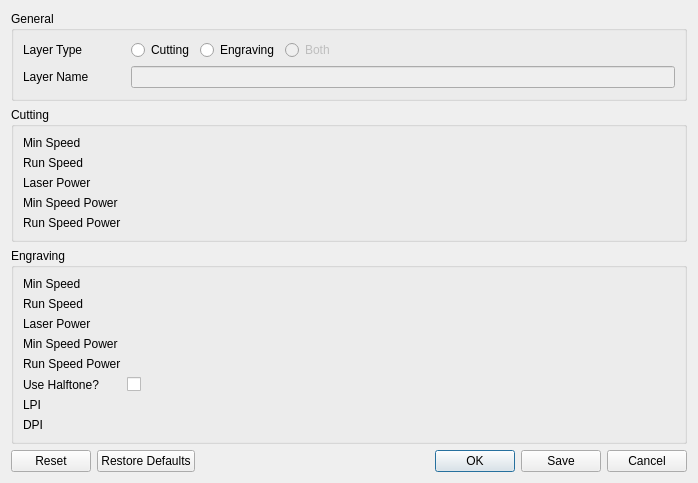
First picture: the form in src/ui/LaserLayerDialog.ui, repository oneminute/LaserController, before the edit.
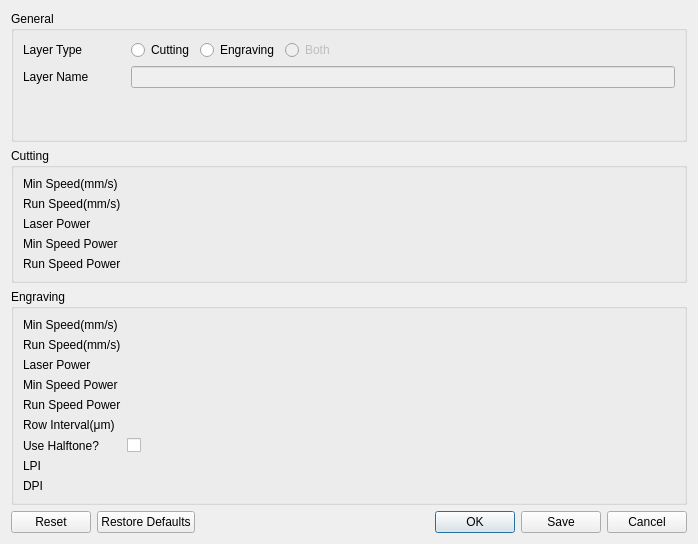
Second picture: the form after the edit. Custom widgets are drawn as their Qt base class.

```diff
--- a/src/ui/LaserLayerDialog.ui
+++ b/src/ui/LaserLayerDialog.ui
@@ -7,7 +7,7 @@
     <x>0</x>
     <y>0</y>
     <width>698</width>
-    <height>483</height>
+    <height>544</height>
    </rect>
   </property>
   <property name="windowTitle">
@@ -118,7 +118,7 @@
       <item row="1" column="0">
        <widget class="QLabel" name="label_6">
         <property name="text">
-         <string>Run Speed</string>
+         <string>Run Speed(mm/s)</string>
         </property>
        </widget>
       </item>
@@ -158,7 +158,7 @@
       <item row="0" column="0">
        <widget class="QLabel" name="label_5">
         <property name="text">
-         <string>Min Speed</string>
+         <string>Min Speed(mm/s)</string>
         </property>
        </widget>
       </item>
@@ -174,7 +174,7 @@
       <item row="0" column="0">
        <widget class="QLabel" name="label_9">
         <property name="text">
-         <string>Min Speed</string>
+         <string>Min Speed(mm/s)</string>
         </property>
        </widget>
       </item>
@@ -184,7 +184,7 @@
       <item row="2" column="0">
        <widget class="QLabel" name="label_8">
         <property name="text">
-         <string>Run Speed</string>
+         <string>Run Speed(mm/s)</string>
         </property>
        </widget>
       </item>
@@ -255,6 +255,16 @@
       <item row="13" column="1">
        <widget class="EditSlider" name="editSliderDPI" native="true"/>
       </item>
+      <item row="9" column="0">
+       <widget class="QLabel" name="labelRowInterval">
+        <property name="text">
+         <string>Row Interval(μm)</string>
+        </property>
+       </widget>
+      </item>
+      <item row="9" column="1">
+       <widget class="EditSlider" name="editSliderEngravingRowInterval" native="true"/>
+      </item>
      </layout>
     </widget>
    </item>
@@ -277,6 +287,12 @@
    <header>widget/LRWidgets/widget/EditSlider.h</header>
    <container>1</container>
   </customwidget>
+  <customwidget>
+   <class>FloatEditSlider</class>
+   <extends>QWidget</extends>
+   <header>widget/LRWidgets/widget/FloatEditSlider.h</header>
+   <container>1</container>
+  </customwidget>
  </customwidgets>
  <resources/>
  <connections>
```
Left out of the diff: 12 changed lines with no effect on the pictures.
